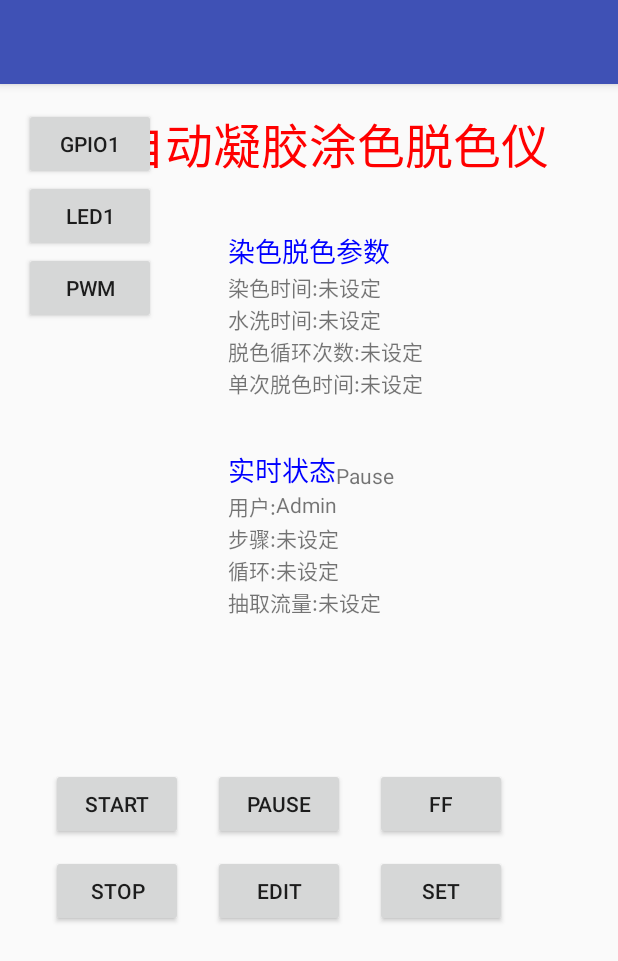
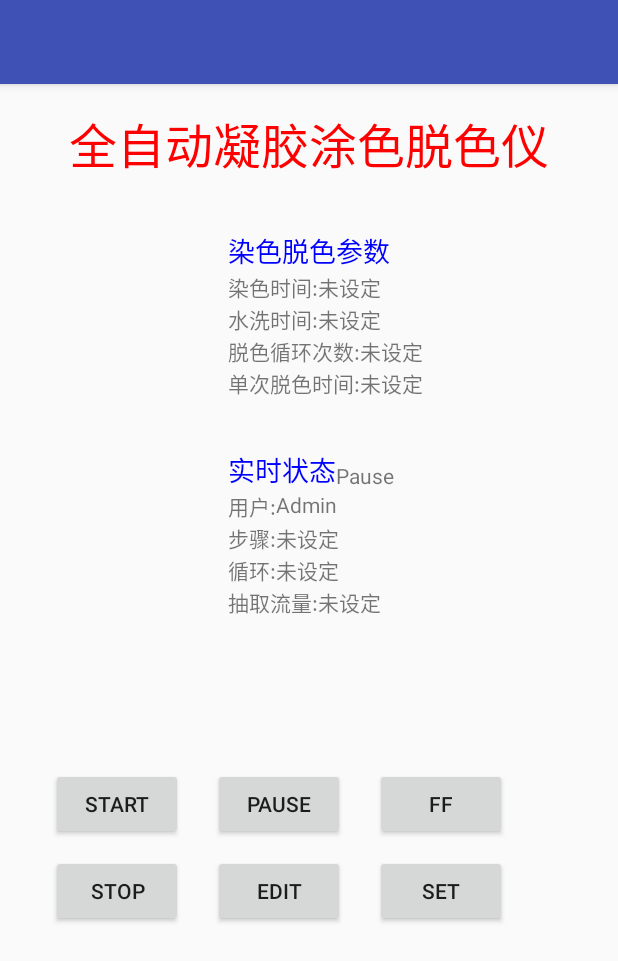
Before and after one commit to HuddsinYuan/AndroidDev, an Android app: the screen it shows after launch (MainView), on a phone screen of 412 x 824 dp. Shown: the top 961 px of the screen. Run offline under Robolectric (Android 15) with nearby library versions, the phone set to English and light mode, and no system bars; 13 statements that could not run were skipped.

Commit message:
Fix some logical problems

```diff
--- a/PumpController/app/src/main/java/com/future/jonassen/pumpcontroller/MainView.java
+++ b/PumpController/app/src/main/java/com/future/jonassen/pumpcontroller/MainView.java
@@ -50,9 +50,9 @@ public class MainView extends Activity
     private Button btnStop;
     private Button btnEdit;
 
-    private Button btn_test_gpio;
-    private Button btn_test_led;
-    private Button btn_test_pwm;
+//    private Button btn_test_gpio;
+//    private Button btn_test_led;
+//    private Button btn_test_pwm;
 
     public TextView tv_status;
 
@@ -144,16 +144,16 @@ public class MainView extends Activity
         btnStop = (Button) findViewById(R.id.btn_stop);
         btnEdit = (Button) findViewById(R.id.btn_edit);
 
-        btn_test_gpio = (Button) findViewById(R.id.gpio1);
-        btn_test_led = (Button) findViewById(R.id.led1);
-        btn_test_pwm = (Button) findViewById(R.id.pwm1);
+//        btn_test_gpio = (Button) findViewById(R.id.gpio1);
+//        btn_test_led = (Button) findViewById(R.id.led1);
+//        btn_test_pwm = (Button) findViewById(R.id.pwm1);
 
         tv_rt_usr.setText("Admin");
         tv_status.setText(PauseStatus);
 
-        btn_test_pwm.setOnClickListener(buttonListener);
-        btn_test_gpio.setOnClickListener(buttonListener);
-        btn_test_led.setOnClickListener(buttonListener);
+//        btn_test_pwm.setOnClickListener(buttonListener);
+//        btn_test_gpio.setOnClickListener(buttonListener);
+//        btn_test_led.setOnClickListener(buttonListener);
         btnSet.setOnClickListener(buttonListener);
         btnStart.setOnClickListener(buttonListener);
         btnPause.setOnClickListener(buttonListener);
@@ -292,7 +292,7 @@ public class MainView extends Activity
                                     printMessage();
                                     if (setok == 1)
                                     {
-                                        if ((rt_cycle - 1) == all_cycle)
+                                        if (rt_cycle == all_cycle)
                                         {
                                             MyMessageSender(END_TASK, 0, 0, 0, false);
                                         }
@@ -416,6 +416,10 @@ public class MainView extends Activity
 
             String line = data.getStringExtra("val");
 
+            resetSettingValue();
+
+
+
             Log.i(TAG, line);
 
             Gson gson = new Gson();
@@ -436,6 +440,8 @@ public class MainView extends Activity
             }
 
             all_cycle = data.getIntExtra("cyc", 1);
+
+
 
             for (int i = 0; i < ansdata.keySet().size() - 1; i++)
             {
@@ -579,40 +585,40 @@ public class MainView extends Activity
                     break;
                 }
 
-                case R.id.gpio1:
-                {
-                    Log.i("aa", "gpio1");
-                    if (GPIOJNI.ReadGPIO("GPH3", 3) == 1)
-                    {
-                        GPIOJNI.WriteGPIO("GPH3", 3, 0);
-                    }
-                    else
-                    {
-                        GPIOJNI.WriteGPIO("GPH3", 3, 1);
-                    }
-
-                    break;
-                }
-                case R.id.led1:
-                {
-                    Log.i("aa", "led1");
-                    if (GPIOJNI.ReadGPIO("GPJ2", 0) == 1)
-                    {
-                        HardwareControler.setLedState(0, 1);
-                    }
-                    else
-                    {
-                        HardwareControler.setLedState(0, 0);
-                    }
-                    break;
-                }
-
-                case R.id.pwm1:
-                {
-                    Log.i("aaa", "pwm");
-                    HardwareControler.PWMPlay((int) (2000 * 1.02));
-                    break;
-                }
+//                case R.id.gpio1:
+//                {
+//                    Log.i("aa", "gpio1");
+//                    if (GPIOJNI.ReadGPIO("GPH3", 3) == 1)
+//                    {
+//                        GPIOJNI.WriteGPIO("GPH3", 3, 0);
+//                    }
+//                    else
+//                    {
+//                        GPIOJNI.WriteGPIO("GPH3", 3, 1);
+//                    }
+//
+//                    break;
+//                }
+//                case R.id.led1:
+//                {
+//                    Log.i("aa", "led1");
+//                    if (GPIOJNI.ReadGPIO("GPJ2", 0) == 1)
+//                    {
+//                        HardwareControler.setLedState(0, 1);
+//                    }
+//                    else
+//                    {
+//                        HardwareControler.setLedState(0, 0);
+//                    }
+//                    break;
+//                }
+//
+//                case R.id.pwm1:
+//                {
+//                    Log.i("aaa", "pwm");
+//                    HardwareControler.PWMPlay((int) (2000 * 1.02));
+//                    break;
+//                }
 
                 default:
                 {
@@ -646,6 +652,18 @@ public class MainView extends Activity
                 remainTime.iFluxUL) + "ul");
     }
 
+    private void resetSettingValue() {
+        for(int i = 0; i < Time.length; i++) {
+            Time[i].iFluxML = 0;
+            Time[i].iFluxUL = 0;
+        }
+
+        all_cycle = 0;
+        all_single_time = 0;
+        all_total_time = 0;
+        all_water_time = 0;
+    }
+
     @Override
     protected void onPause()
     {
--- a/PumpController/app/src/main/java/com/future/jonassen/pumpcontroller/PumpControl.java
+++ b/PumpController/app/src/main/java/com/future/jonassen/pumpcontroller/PumpControl.java
@@ -29,6 +29,11 @@ public class PumpControl
 
 
     private boolean enablestate;
+
+    private static final int MLFreq_Inc1 = 5000;
+    private static final int MLFreq_Inc2 = 10000;
+    private static final int MLFreq_Inc3 = 15000;
+    private static final int MLFreq_Inc4 = 20000;
     private static final int MLFreq = (int) (29538 * 1.02);
     private static final int ULFreq = (int) (31 * 1.02);
 
@@ -145,17 +150,30 @@ public class PumpControl
 
     }
 
+//    public void PumpFluxML()
+//    {
+//        HardwareControler.PWMStop();
+//
+//        HardwareControler.PWMPlay(2000);
+//        GPIOJNI.uPause(1000);
+//        HardwareControler.PWMPlay(4000);
+//        GPIOJNI.uPause(1000);
+//        HardwareControler.PWMPlay(6000);
+//        Log.i(TAG, "PumpFluxML");
+//    }
+
+
     public void PumpFluxML()
     {
         HardwareControler.PWMStop();
 
-        HardwareControler.PWMPlay(5000);
+        HardwareControler.PWMPlay(MLFreq_Inc1);
         GPIOJNI.uPause(1000);
-        HardwareControler.PWMPlay(10000);
+        HardwareControler.PWMPlay(MLFreq_Inc2);
         GPIOJNI.uPause(1000);
-        HardwareControler.PWMPlay(15000);
+        HardwareControler.PWMPlay(MLFreq_Inc3);
         GPIOJNI.uPause(1000);
-        HardwareControler.PWMPlay(25000);
+        HardwareControler.PWMPlay(MLFreq_Inc4);
         GPIOJNI.uPause(1000);
         HardwareControler.PWMPlay(MLFreq);
         Log.i(TAG, "PumpFluxML");
--- a/PumpController/app/src/main/res/layout-land/content_main_view.xml
+++ b/PumpController/app/src/main/res/layout-land/content_main_view.xml
@@ -296,27 +296,5 @@
         android:id="@+id/btn_set"
         />
 
-    <Button
-        android:layout_width="wrap_content"
-        android:layout_height="wrap_content"
-        android:text="gpio1"
-        android:id="@+id/gpio1"
-        />
-
-    <Button
-        android:layout_width="wrap_content"
-        android:layout_height="wrap_content"
-        android:text="led1"
-        android:id="@+id/led1"
-        android:layout_below="@id/gpio1"
-        />
-
-    <Button
-        android:layout_width="wrap_content"
-        android:layout_height="wrap_content"
-        android:id="@+id/pwm1"
-        android:text="pwm"
-        android:layout_below="@id/led1"
-        />
 
 </RelativeLayout>
--- a/PumpController/app/src/main/res/layout/content_main_view.xml
+++ b/PumpController/app/src/main/res/layout/content_main_view.xml
@@ -284,28 +284,4 @@
         android:text="@string/btn_set"
         />
 
-
-    <Button
-        android:layout_width="wrap_content"
-        android:layout_height="wrap_content"
-        android:text="gpio1"
-        android:id="@+id/gpio1"
-        />
-
-    <Button
-        android:layout_width="wrap_content"
-        android:layout_height="wrap_content"
-        android:text="led1"
-        android:id="@+id/led1"
-        android:layout_below="@id/gpio1"
-        />
-
-    <Button
-        android:layout_width="wrap_content"
-        android:layout_height="wrap_content"
-        android:id="@+id/pwm1"
-        android:text="pwm"
-        android:layout_below="@id/led1"
-        />
-
 </RelativeLayout>
```
